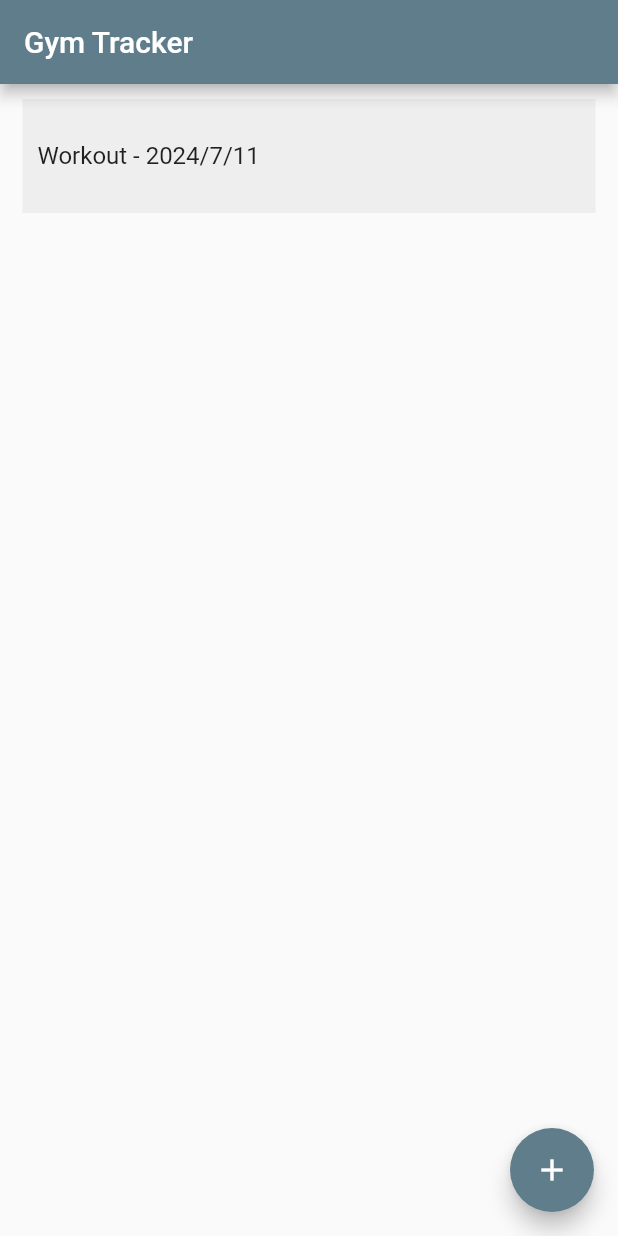
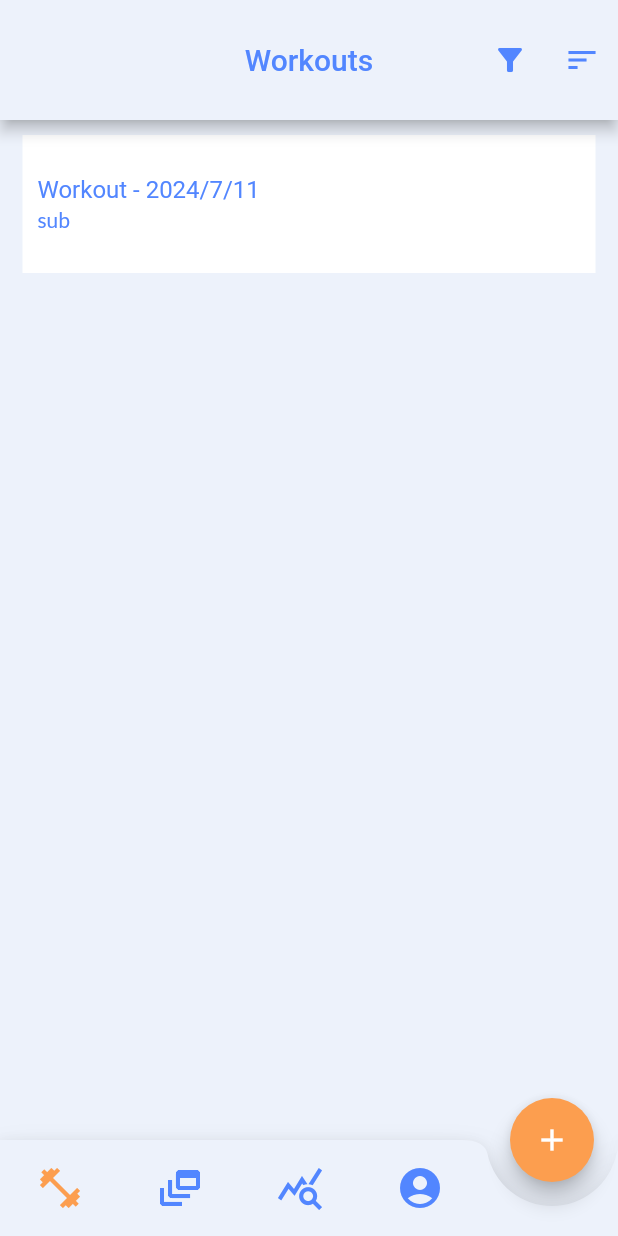
Before and after one commit to Lux-Vera/gym_tracker_app, a Flutter app: the screen it shows after launch, after a tap on the "add" icon, on a phone screen of 412 x 824 dp. Run offline on Flutter 3.47's test engine with Material 2 defaults, Android fonts, the phone set to English and light mode, and no system bars.

Commit message:
started on theme and botton nav

```diff
--- /dev/null
+++ b/lib/colors.dart
@@ -0,0 +1,56 @@
+import 'package:flutter/material.dart';
+
+const Color lightBlue = Color(0xFFEDF2FB);
+const Color accentBlue = Color(0xFF5286FF);
+const Color white = Color(0xFFFFFFFF);
+const Color accentOrange = Color(0xFFFC9E4F);
+
+class GlobalThemData {
+  static final Color _lightFocusColor = Colors.black.withOpacity(0.12);
+  static final Color _darkFocusColor = Colors.white.withOpacity(0.12);
+
+  static ThemeData lightThemeData =
+      themeData(lightColorScheme, _lightFocusColor);
+  static ThemeData darkThemeData = themeData(darkColorScheme, _darkFocusColor);
+
+  static ThemeData themeData(ColorScheme colorScheme, Color focusColor) {
+    return ThemeData(
+        textTheme: TextTheme(
+            bodyLarge: TextStyle(fontFamily: 'Lato'),
+            bodyMedium: TextStyle(fontFamily: 'Lato'),
+            bodySmall: TextStyle(fontFamily: 'Lato')),
+        colorScheme: colorScheme,
+        canvasColor: colorScheme.background,
+        scaffoldBackgroundColor: colorScheme.background,
+        highlightColor: Colors.transparent,
+        focusColor: focusColor);
+  }
+
+  static const ColorScheme lightColorScheme = ColorScheme(
+    primary: lightBlue,
+    onPrimary: accentBlue,
+    secondary: accentOrange,
+    onSecondary: white,
+    error: Colors.redAccent,
+    onError: white,
+    background: lightBlue,
+    onBackground: accentBlue,
+    surface: white,
+    onSurface: accentBlue,
+    brightness: Brightness.light,
+  );
+
+  static const ColorScheme darkColorScheme = ColorScheme(
+    primary: Color(0xFFFF8383),
+    secondary: Color(0xFF4D1F7C),
+    background: Color(0xFF241E30),
+    surface: Color(0xFF1F1929),
+    onBackground: Color(0x0DFFFFFF),
+    error: Colors.redAccent,
+    onError: Colors.white,
+    onPrimary: Colors.white,
+    onSecondary: Colors.white,
+    onSurface: Colors.white,
+    brightness: Brightness.dark,
+  );
+}
--- a/lib/main.dart
+++ b/lib/main.dart
@@ -1,30 +1,20 @@
 import 'package:flutter/material.dart';
-import 'pages/workout.dart';
 import 'pages/home.dart';
+import 'colors.dart';
 
 void main() {
   runApp(MyApp());
 }
 
 class MyApp extends StatelessWidget {
-  // This widget is the root of your application.
   @override
   Widget build(BuildContext context) {
     return MaterialApp(
       title: 'Gym Tracker',
-      theme: ThemeData(
-        // This is the theme of your application.
-        //
-        // Try running your application with "flutter run". You'll see the
-        // application has a blue toolbar. Then, without quitting the app, try
-        // changing the primarySwatch below to Colors.green and then invoke
-        // "hot reload" (press "r" in the console where you ran "flutter run",
-        // or simply save your changes to "hot reload" in a Flutter IDE).
-        // Notice that the counter didn't reset back to zero; the application
-        // is not restarted.
-        primarySwatch: Colors.blueGrey,
-      ),
-      home: MyHomePage(title: 'Gym Tracker'),
+      themeMode: ThemeMode.light, //or ThemeMode.dark
+      theme: GlobalThemData.lightThemeData,
+      darkTheme: GlobalThemData.darkThemeData,
+      home: MyHomePage(),
     );
   }
 }
--- a/lib/pages/home.dart
+++ b/lib/pages/home.dart
@@ -1,22 +1,31 @@
 import 'package:flutter/material.dart';
 import 'workout.dart';
+import '../colors.dart';
 
 class MyHomePage extends StatefulWidget {
-  MyHomePage({Key? key, required this.title}) : super(key: key);
-
-  // This widget is the home page of your application. It is stateful, meaning
-  // that it has a State object (defined below) that contains fields that affect
-  // how it looks.
-
-  // This class is the configuration for the state. It holds the values (in this
-  // case the title) provided by the parent (in this case the App widget) and
-  // used by the build method of the State. Fields in a Widget subclass are
-  // always marked "final".
-
-  final String title;
+  MyHomePage({Key? key}) : super(key: key);
+  final String title = "Workouts";
 
   @override
   _MyHomePageState createState() => _MyHomePageState();
+}
+
+class BottomIconButton extends StatelessWidget {
+  final Icon icon;
+  final bool focus;
+
+  BottomIconButton(this.icon, {this.focus = false});
+
+  @override
+  Widget build(BuildContext context) {
+    return IconButton(
+      icon: icon,
+      iconSize: 32,
+      color: focus ? accentOrange : accentBlue,
+      padding: EdgeInsets.symmetric(vertical: 16, horizontal: 24),
+      onPressed: () => print('workout button pressed'),
+    );
+  }
 }
 
 class _MyHomePageState extends State<MyHomePage> {
@@ -24,11 +33,6 @@ class _MyHomePageState extends State<MyHomePage> {
 
   void _addWorkout() {
     setState(() {
-      // This call to setState tells the Flutter framework that something has
-      // changed in this State, which causes it to rerun the build method below
-      // so that the display can reflect the updated values. If we changed
-      // _counter without calling setState(), then the build method would not be
-      // called again, and so nothing would appear to happen.
       DateTime now = DateTime.now();
       _workoutList.add(Workout(
           'Workout - ${now.year.toString()}/${now.month.toString()}/${now.day.toString()}',
@@ -38,21 +42,27 @@ class _MyHomePageState extends State<MyHomePage> {
 
   @override
   Widget build(BuildContext context) {
-    // This method is rerun every time setState is called, for instance as done
-    // by the _incrementCounter method above.
-    //
-    // The Flutter framework has been optimized to make rerunning build methods
-    // fast, so that you can just rebuild anything that needs updating rather
-    // than having to individually change instances of widgets.
     return Scaffold(
       appBar: AppBar(
-        // Here we take the value from the MyHomePage object that was created by
-        // the App.build method, and use it to set our appbar title.
+        toolbarHeight: 80,
+        centerTitle: true,
         title: Text(widget.title),
+        actions: [
+          IconButton(
+            icon: Icon(Icons.filter_alt),
+            onPressed: () {
+              // Handle filters for workout list
+            },
+          ),
+          IconButton(
+            icon: Icon(Icons.sort),
+            onPressed: () {
+              // Handle sorting of workout list
+            },
+          ),
+        ],
       ),
       body: Center(
-        // Center is a layout widget. It takes a single child and positions it
-        // in the middle of the parent.
         child: ListView.builder(
           itemCount: _workoutList.length,
           itemBuilder: (context, index) {
@@ -72,11 +82,33 @@ class _MyHomePageState extends State<MyHomePage> {
           },
         ),
       ),
+      bottomNavigationBar: BottomAppBar(
+        notchMargin: 16.0,
+        shape: const CircularNotchedRectangle(),
+        color: lightBlue,
+        child: Row(
+          mainAxisSize:
+              MainAxisSize.max, // Stretch the Row across the entire width
+          mainAxisAlignment:
+              MainAxisAlignment.spaceEvenly, // Evenly distribute icons
+          children: [
+            BottomIconButton(Icon(Icons.fitness_center), focus: true),
+            BottomIconButton(Icon(Icons.dynamic_feed)),
+            BottomIconButton(Icon(Icons.query_stats)),
+            BottomIconButton(Icon(Icons.account_circle)),
+            Spacer(),
+          ],
+        ),
+        // child: Container(
+        //   height: 50.0,
+        // ),
+      ),
       floatingActionButton: FloatingActionButton(
         onPressed: _addWorkout,
         tooltip: 'Add workout',
         child: Icon(Icons.add),
-      ), // This trailing comma makes auto-formatting nicer for build methods.
+      ),
+      floatingActionButtonLocation: FloatingActionButtonLocation.endDocked,
     );
   }
 }
--- a/lib/pages/workout.dart
+++ b/lib/pages/workout.dart
@@ -1,4 +1,5 @@
 import 'package:flutter/material.dart';
+import '../colors.dart';
 
 class Exercise {
   final String name;
@@ -35,19 +36,26 @@ class Workout {
 class WorkoutListItem extends StatelessWidget {
   final Workout workout;
 
-  const WorkoutListItem({required Key key, required this.workout})
-      : super(key: key);
+  const WorkoutListItem({Key? key, required this.workout}) : super(key: key);
 
   @override
   Widget build(BuildContext context) {
-    return ClipRRect(
-      borderRadius: BorderRadius.circular(50),
-      child: Padding(
-        padding: EdgeInsets.symmetric(vertical: 10, horizontal: 15),
-        child: ListTile(
-          title: Text(workout.title),
-          tileColor: Colors.grey[200],
-          contentPadding: EdgeInsets.all(10),
+    return GestureDetector(
+      onTap: () => Navigator.of(context).push(new MaterialPageRoute(
+          builder: (BuildContext context) => new WorkoutPage(
+                workout: workout,
+              ))), //your login class name,
+      child: ClipRRect(
+        borderRadius: BorderRadius.circular(50.0),
+        child: Container(
+          padding: EdgeInsets.symmetric(vertical: 10, horizontal: 15),
+          child: ListTile(
+            title: Text(workout.title),
+            subtitle: Text("sub"),
+            textColor: accentBlue,
+            tileColor: white,
+            contentPadding: EdgeInsets.all(10),
+          ),
         ),
       ),
     );
@@ -56,8 +64,7 @@ class WorkoutListItem extends StatelessWidget {
 
 class WorkoutPage extends StatelessWidget {
   final Workout workout;
-  const WorkoutPage({required Key key, required this.workout})
-      : super(key: key);
+  const WorkoutPage({Key? key, required this.workout}) : super(key: key);
 
   @override
   Widget build(BuildContext context) {
```
Also changed, not shown: assets/fonts/Lato/OFL.txt (added, +93 -0 lines), lib/pages/Exercises.dart (added, +76 -0 lines), pubspec.yaml (+6 -1 lines), assets/fonts/Lato/Lato-Black.ttf (added), assets/fonts/Lato/Lato-BlackItalic.ttf (added), assets/fonts/Lato/Lato-Bold.ttf (added), assets/fonts/Lato/Lato-BoldItalic.ttf (added), assets/fonts/Lato/Lato-Italic.ttf (added), assets/fonts/Lato/Lato-Light.ttf (added), assets/fonts/Lato/Lato-LightItalic.ttf (added), assets/fonts/Lato/Lato-Regular.ttf (added), assets/fonts/Lato/Lato-Thin.ttf (added), assets/fonts/Lato/Lato-ThinItalic.ttf (added), flutter_01.png (added), 3 more files, 3 other files.
